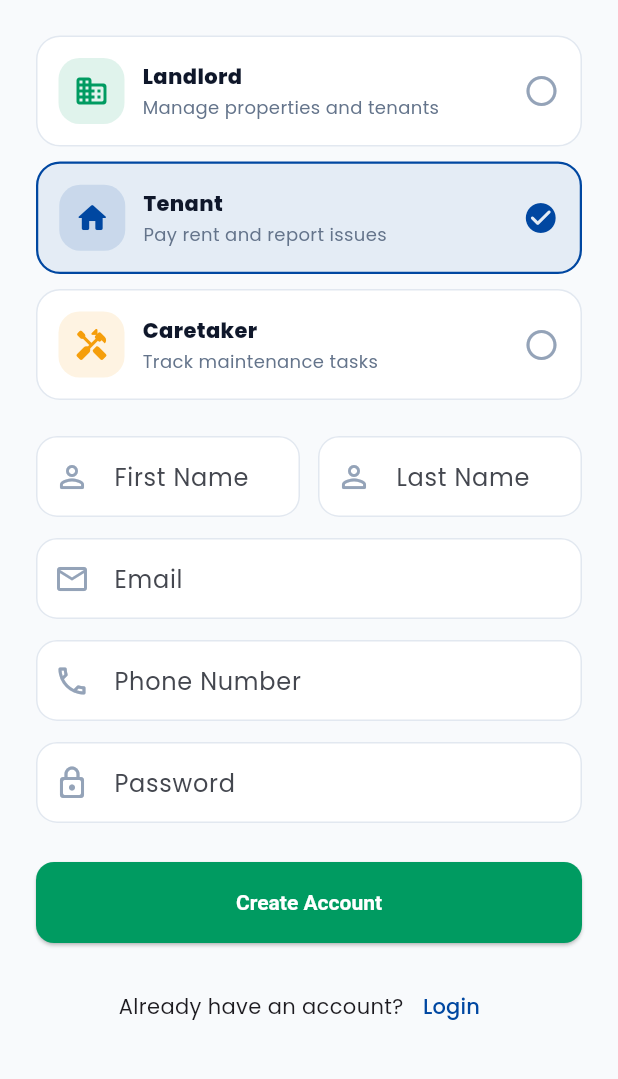
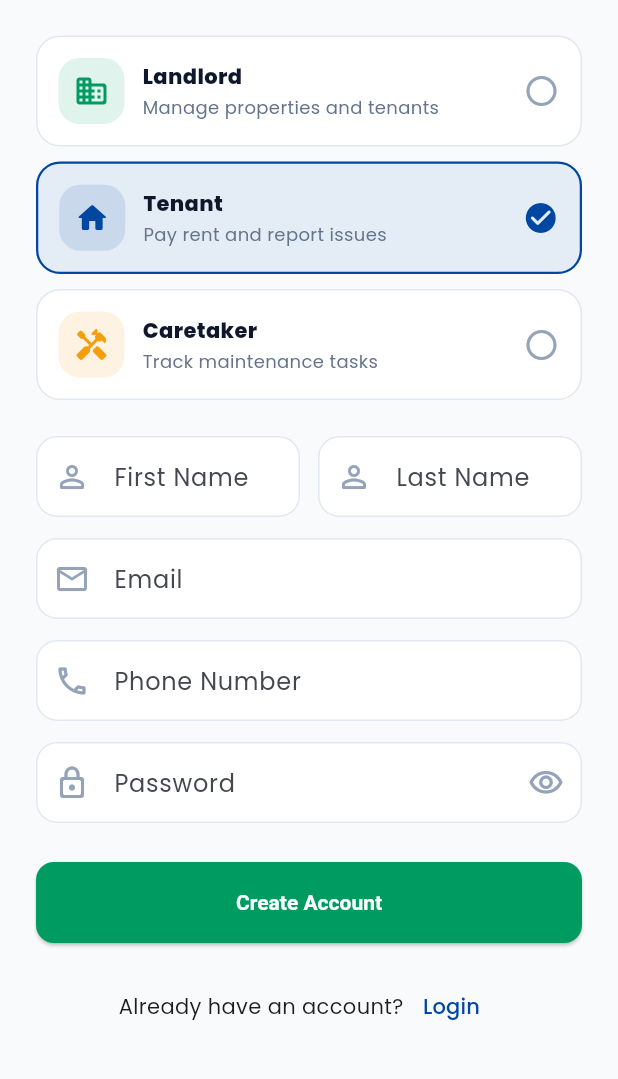
Before and after one commit to Johnnierad24/KodiPay, a Flutter app: the RegisterScreen screen opened by its route, scrolled down 126 dp, on a phone screen of 412 x 824 dp, the part 146-1225 px from its top. Run offline on Flutter 3.47's test engine with Material 3 defaults, Android fonts, the phone set to English and light mode, and no system bars; our stand-ins replace flutter_secure_storage, google_fonts; accounts and stored records are empty; network calls fail.

Commit message:
Add password visibility toggle on login and register screens

```diff
--- a/frontend/lib/screens/register_screen.dart
+++ b/frontend/lib/screens/register_screen.dart
@@ -17,6 +17,7 @@ class _RegisterScreenState extends State<RegisterScreen> {
   final _emailController = TextEditingController();
   final _phoneController = TextEditingController();
   final _passwordController = TextEditingController();
+  bool _obscurePassword = true;
   String _role = 'tenant';
   bool _loadedRouteRole = false;
 
@@ -142,7 +143,14 @@ class _RegisterScreenState extends State<RegisterScreen> {
                 controller: _passwordController,
                 label: 'Password',
                 icon: Icons.lock_outline_rounded,
-                isPassword: true,
+                isPassword: _obscurePassword,
+                suffixIcon: IconButton(
+                  icon: Icon(
+                    _obscurePassword ? Icons.visibility_outlined : Icons.visibility_off_outlined,
+                    color: AppColors.muted,
+                  ),
+                  onPressed: () => setState(() => _obscurePassword = !_obscurePassword),
+                ),
               ),
               const SizedBox(height: 26),
               SizedBox(
@@ -306,6 +314,7 @@ class _InputField extends StatelessWidget {
   final IconData icon;
   final bool isPassword;
   final TextInputType? keyboardType;
+  final Widget? suffixIcon;
 
   const _InputField({
     required this.controller,
@@ -313,6 +322,7 @@ class _InputField extends StatelessWidget {
     required this.icon,
     this.isPassword = false,
     this.keyboardType,
+    this.suffixIcon,
   });
 
   @override
@@ -324,6 +334,7 @@ class _InputField extends StatelessWidget {
       decoration: InputDecoration(
         labelText: label,
         prefixIcon: Icon(icon, color: AppColors.muted),
+        suffixIcon: suffixIcon,
       ),
     );
   }
```
Also changed, not shown: frontend/lib/screens/login_screen.dart (+12 -1 lines).
